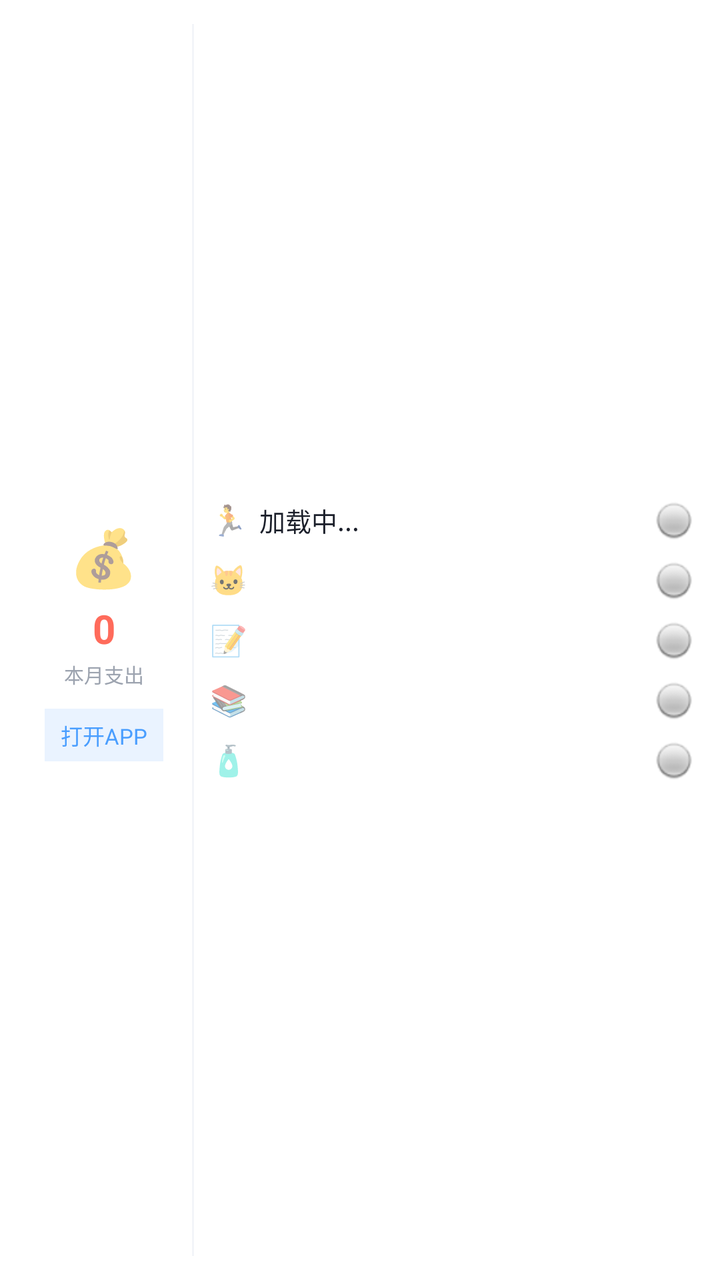
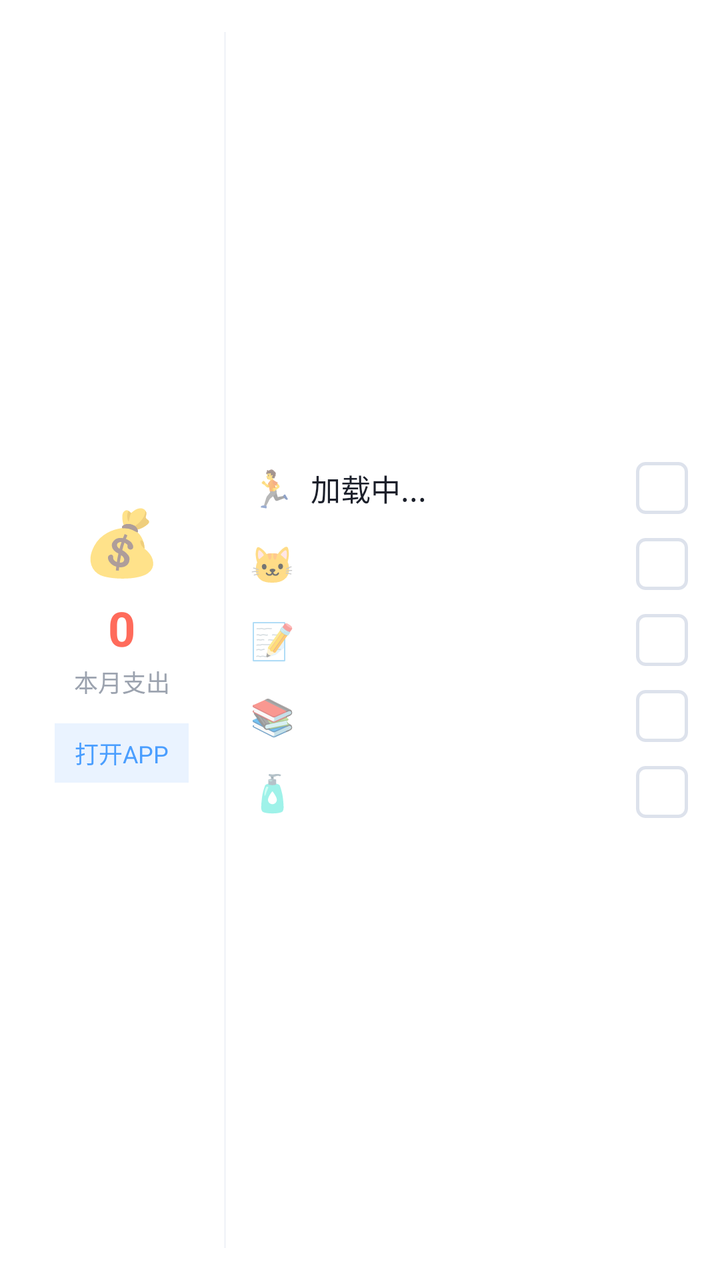

Compare the two renders of this Android layout. The source of the first and the diff that turns it into the second are given below.
<!-- AndroidManifest.xml: application theme Theme.AppCompat.Light.NoActionBar -->
<!-- res/layout/widget_health_card.xml -->
<?xml version="1.0" encoding="utf-8"?>
<LinearLayout xmlns:android="http://schemas.android.com/apk/res/android"
    android:layout_width="match_parent"
    android:layout_height="match_parent"
    android:background="#FFFFFF"
    android:padding="12dp"
    android:orientation="horizontal">

    
    <LinearLayout
        android:layout_width="80dp"
        android:layout_height="match_parent"
        android:orientation="vertical"
        android:gravity="center">
        
        <TextView
            android:layout_width="wrap_content"
            android:layout_height="wrap_content"
            android:text="💰"
            android:textSize="28sp" />
            
        <TextView
            android:id="@+id/widget_expense"
            android:layout_width="wrap_content"
            android:layout_height="wrap_content"
            android:layout_marginTop="4dp"
            android:text="0"
            android:textColor="#FF6B5B"
            android:textSize="20sp"
            android:textStyle="bold" />

        <TextView
            android:layout_width="wrap_content"
            android:layout_height="wrap_content"
            android:layout_marginTop="2dp"
            android:text="本月支出"
            android:textColor="#9CA3AF"
            android:textSize="10sp" />

        <TextView
            android:id="@+id/widget_btn_open_app"
            android:layout_width="wrap_content"
            android:layout_height="wrap_content"
            android:layout_marginTop="10dp"
            android:text="打开APP"
            android:background="#EAF3FF"
            android:paddingLeft="8dp"
            android:paddingRight="8dp"
            android:paddingTop="5dp"
            android:paddingBottom="5dp"
            android:textColor="#4A9EFF"
            android:textSize="11sp" />
    </LinearLayout>

    
    <LinearLayout
        android:layout_width="1dp"
        android:layout_height="match_parent"
        android:background="#F3F5F9"
        android:layout_marginLeft="4dp"
        android:layout_marginRight="8dp" />

    
    <LinearLayout
        android:layout_width="0dp"
        android:layout_weight="1"
        android:layout_height="match_parent"
        android:orientation="vertical"
        android:gravity="center_vertical">

        <LinearLayout android:id="@+id/widget_item_1_layout" android:layout_width="match_parent" android:layout_height="wrap_content" android:orientation="horizontal" android:gravity="center_vertical" android:paddingTop="4dp" android:paddingBottom="4dp">
            <TextView android:id="@+id/widget_item_1_icon" android:layout_width="wrap_content" android:layout_height="wrap_content" android:text="🏃" android:textSize="15sp" android:layout_marginRight="6dp" />
            <TextView android:id="@+id/widget_item_1_text" android:layout_width="0dp" android:layout_weight="1" android:layout_height="wrap_content" android:text="加载中..." android:textColor="#1B1F2A" android:textSize="13sp" android:maxLines="1" android:ellipsize="end" />
            <ImageView android:id="@+id/widget_item_1_check" android:layout_width="22dp" android:layout_height="22dp" android:src="@android:drawable/radiobutton_off_background" />
        </LinearLayout>

        <LinearLayout android:id="@+id/widget_item_2_layout" android:layout_width="match_parent" android:layout_height="wrap_content" android:orientation="horizontal" android:gravity="center_vertical" android:paddingTop="4dp" android:paddingBottom="4dp">
            <TextView android:id="@+id/widget_item_2_icon" android:layout_width="wrap_content" android:layout_height="wrap_content" android:text="🐱" android:textSize="15sp" android:layout_marginRight="6dp" />
            <TextView android:id="@+id/widget_item_2_text" android:layout_width="0dp" android:layout_weight="1" android:layout_height="wrap_content" android:text="" android:textColor="#1B1F2A" android:textSize="13sp" android:maxLines="1" android:ellipsize="end" />
            <ImageView android:id="@+id/widget_item_2_check" android:layout_width="22dp" android:layout_height="22dp" android:src="@android:drawable/radiobutton_off_background" />
        </LinearLayout>

        <LinearLayout android:id="@+id/widget_item_3_layout" android:layout_width="match_parent" android:layout_height="wrap_content" android:orientation="horizontal" android:gravity="center_vertical" android:paddingTop="4dp" android:paddingBottom="4dp">
            <TextView android:id="@+id/widget_item_3_icon" android:layout_width="wrap_content" android:layout_height="wrap_content" android:text="📝" android:textSize="15sp" android:layout_marginRight="6dp" />
            <TextView android:id="@+id/widget_item_3_text" android:layout_width="0dp" android:layout_weight="1" android:layout_height="wrap_content" android:text="" android:textColor="#1B1F2A" android:textSize="13sp" android:maxLines="1" android:ellipsize="end" />
            <ImageView android:id="@+id/widget_item_3_check" android:layout_width="22dp" android:layout_height="22dp" android:src="@android:drawable/radiobutton_off_background" />
        </LinearLayout>

        <LinearLayout android:id="@+id/widget_item_4_layout" android:layout_width="match_parent" android:layout_height="wrap_content" android:orientation="horizontal" android:gravity="center_vertical" android:paddingTop="4dp" android:paddingBottom="4dp">
            <TextView android:id="@+id/widget_item_4_icon" android:layout_width="wrap_content" android:layout_height="wrap_content" android:text="📚" android:textSize="15sp" android:layout_marginRight="6dp" />
            <TextView android:id="@+id/widget_item_4_text" android:layout_width="0dp" android:layout_weight="1" android:layout_height="wrap_content" android:text="" android:textColor="#1B1F2A" android:textSize="13sp" android:maxLines="1" android:ellipsize="end" />
            <ImageView android:id="@+id/widget_item_4_check" android:layout_width="22dp" android:layout_height="22dp" android:src="@android:drawable/radiobutton_off_background" />
        </LinearLayout>

        <LinearLayout android:id="@+id/widget_item_5_layout" android:layout_width="match_parent" android:layout_height="wrap_content" android:orientation="horizontal" android:gravity="center_vertical" android:paddingTop="4dp" android:paddingBottom="4dp">
            <TextView android:id="@+id/widget_item_5_icon" android:layout_width="wrap_content" android:layout_height="wrap_content" android:text="🧴" android:textSize="15sp" android:layout_marginRight="6dp" />
            <TextView android:id="@+id/widget_item_5_text" android:layout_width="0dp" android:layout_weight="1" android:layout_height="wrap_content" android:text="" android:textColor="#1B1F2A" android:textSize="13sp" android:maxLines="1" android:ellipsize="end" />
            <ImageView android:id="@+id/widget_item_5_check" android:layout_width="22dp" android:layout_height="22dp" android:src="@android:drawable/radiobutton_off_background" />
        </LinearLayout>
    </LinearLayout>
</LinearLayout>
<!-- resources referenced by this layout -->
<resources>

</resources>

<!-- the commit's change to res/layout/widget_health_card.xml (unified diff, before → after) -->
@@ -3,12 +3,12 @@
     android:layout_width="match_parent"
     android:layout_height="match_parent"
     android:background="#FFFFFF"
-    android:padding="12dp"
+    android:padding="16dp"
     android:orientation="horizontal">
 
     
     <LinearLayout
-        android:layout_width="80dp"
+        android:layout_width="90dp"
         android:layout_height="match_parent"
         android:orientation="vertical"
         android:gravity="center">
@@ -17,16 +17,16 @@
             android:layout_width="wrap_content"
             android:layout_height="wrap_content"
             android:text="💰"
-            android:textSize="28sp" />
+            android:textSize="32sp" />
             
         <TextView
             android:id="@+id/widget_expense"
             android:layout_width="wrap_content"
             android:layout_height="wrap_content"
-            android:layout_marginTop="4dp"
+            android:layout_marginTop="6dp"
             android:text="0"
             android:textColor="#FF6B5B"
-            android:textSize="20sp"
+            android:textSize="24sp"
             android:textStyle="bold" />
 
         <TextView
@@ -35,21 +35,21 @@
             android:layout_marginTop="2dp"
             android:text="本月支出"
             android:textColor="#9CA3AF"
-            android:textSize="10sp" />
+            android:textSize="12sp" />
 
         <TextView
             android:id="@+id/widget_btn_open_app"
             android:layout_width="wrap_content"
             android:layout_height="wrap_content"
-            android:layout_marginTop="10dp"
+            android:layout_marginTop="12dp"
             android:text="打开APP"
             android:background="#EAF3FF"
-            android:paddingLeft="8dp"
-            android:paddingRight="8dp"
-            android:paddingTop="5dp"
-            android:paddingBottom="5dp"
+            android:paddingLeft="10dp"
+            android:paddingRight="10dp"
+            android:paddingTop="6dp"
+            android:paddingBottom="6dp"
             android:textColor="#4A9EFF"
-            android:textSize="11sp" />
+            android:textSize="12sp" />
     </LinearLayout>
 
     
@@ -57,8 +57,8 @@
         android:layout_width="1dp"
         android:layout_height="match_parent"
         android:background="#F3F5F9"
-        android:layout_marginLeft="4dp"
-        android:layout_marginRight="8dp" />
+        android:layout_marginLeft="6dp"
+        android:layout_marginRight="12dp" />
 
     
     <LinearLayout
@@ -68,34 +68,35 @@
         android:orientation="vertical"
         android:gravity="center_vertical">
 
-        <LinearLayout android:id="@+id/widget_item_1_layout" android:layout_width="match_parent" android:layout_height="wrap_content" android:orientation="horizontal" android:gravity="center_vertical" android:paddingTop="4dp" android:paddingBottom="4dp">
-            <TextView android:id="@+id/widget_item_1_icon" android:layout_width="wrap_content" android:layout_height="wrap_content" android:text="🏃" android:textSize="15sp" android:layout_marginRight="6dp" />
-            <TextView android:id="@+id/widget_item_1_text" android:layout_width="0dp" android:layout_weight="1" android:layout_height="wrap_content" android:text="加载中..." android:textColor="#1B1F2A" android:textSize="13sp" android:maxLines="1" android:ellipsize="end" />
-            <ImageView android:id="@+id/widget_item_1_check" android:layout_width="22dp" android:layout_height="22dp" android:src="@android:drawable/radiobutton_off_background" />
+        <LinearLayout android:id="@+id/widget_item_1_layout" android:layout_width="match_parent" android:layout_height="wrap_content" android:orientation="horizontal" android:gravity="center_vertical" android:paddingTop="6dp" android:paddingBottom="6dp">
+            <TextView android:id="@+id/widget_item_1_icon" android:layout_width="wrap_content" android:layout_height="wrap_content" android:text="🏃" android:textSize="18sp" android:layout_marginRight="8dp" />
+            <TextView android:id="@+id/widget_item_1_text" android:layout_width="0dp" android:layout_weight="1" android:layout_height="wrap_content" android:text="加载中..." android:textColor="#1B1F2A" android:textSize="15sp" android:maxLines="1" android:ellipsize="end" />
+            
+            <ImageView android:id="@+id/widget_item_1_check" android:layout_width="26dp" android:layout_height="26dp" android:src="@drawable/widget_checkbox_bg" />
         </LinearLayout>
 
-        <LinearLayout android:id="@+id/widget_item_2_layout" android:layout_width="match_parent" android:layout_height="wrap_content" android:orientation="horizontal" android:gravity="center_vertical" android:paddingTop="4dp" android:paddingBottom="4dp">
-            <TextView android:id="@+id/widget_item_2_icon" android:layout_width="wrap_content" android:layout_height="wrap_content" android:text="🐱" android:textSize="15sp" android:layout_marginRight="6dp" />
-            <TextView android:id="@+id/widget_item_2_text" android:layout_width="0dp" android:layout_weight="1" android:layout_height="wrap_content" android:text="" android:textColor="#1B1F2A" android:textSize="13sp" android:maxLines="1" android:ellipsize="end" />
-            <ImageView android:id="@+id/widget_item_2_check" android:layout_width="22dp" android:layout_height="22dp" android:src="@android:drawable/radiobutton_off_background" />
+        <LinearLayout android:id="@+id/widget_item_2_layout" android:layout_width="match_parent" android:layout_height="wrap_content" android:orientation="horizontal" android:gravity="center_vertical" android:paddingTop="6dp" android:paddingBottom="6dp">
+            <TextView android:id="@+id/widget_item_2_icon" android:layout_width="wrap_content" android:layout_height="wrap_content" android:text="🐱" android:textSize="18sp" android:layout_marginRight="8dp" />
+            <TextView android:id="@+id/widget_item_2_text" android:layout_width="0dp" android:layout_weight="1" android:layout_height="wrap_content" android:text="" android:textColor="#1B1F2A" android:textSize="15sp" android:maxLines="1" android:ellipsize="end" />
+            <ImageView android:id="@+id/widget_item_2_check" android:layout_width="26dp" android:layout_height="26dp" android:src="@drawable/widget_checkbox_bg" />
         </LinearLayout>
 
-        <LinearLayout android:id="@+id/widget_item_3_layout" android:layout_width="match_parent" android:layout_height="wrap_content" android:orientation="horizontal" android:gravity="center_vertical" android:paddingTop="4dp" android:paddingBottom="4dp">
-            <TextView android:id="@+id/widget_item_3_icon" android:layout_width="wrap_content" android:layout_height="wrap_content" android:text="📝" android:textSize="15sp" android:layout_marginRight="6dp" />
-            <TextView android:id="@+id/widget_item_3_text" android:layout_width="0dp" android:layout_weight="1" android:layout_height="wrap_content" android:text="" android:textColor="#1B1F2A" android:textSize="13sp" android:maxLines="1" android:ellipsize="end" />
-            <ImageView android:id="@+id/widget_item_3_check" android:layout_width="22dp" android:layout_height="22dp" android:src="@android:drawable/radiobutton_off_background" />
+        <LinearLayout android:id="@+id/widget_item_3_layout" android:layout_width="match_parent" android:layout_height="wrap_content" android:orientation="horizontal" android:gravity="center_vertical" android:paddingTop="6dp" android:paddingBottom="6dp">
+            <TextView android:id="@+id/widget_item_3_icon" android:layout_width="wrap_content" android:layout_height="wrap_content" android:text="📝" android:textSize="18sp" android:layout_marginRight="8dp" />
+            <TextView android:id="@+id/widget_item_3_text" android:layout_width="0dp" android:layout_weight="1" android:layout_height="wrap_content" android:text="" android:textColor="#1B1F2A" android:textSize="15sp" android:maxLines="1" android:ellipsize="end" />
+            <ImageView android:id="@+id/widget_item_3_check" android:layout_width="26dp" android:layout_height="26dp" android:src="@drawable/widget_checkbox_bg" />
         </LinearLayout>
 
-        <LinearLayout android:id="@+id/widget_item_4_layout" android:layout_width="match_parent" android:layout_height="wrap_content" android:orientation="horizontal" android:gravity="center_vertical" android:paddingTop="4dp" android:paddingBottom="4dp">
-            <TextView android:id="@+id/widget_item_4_icon" android:layout_width="wrap_content" android:layout_height="wrap_content" android:text="📚" android:textSize="15sp" android:layout_marginRight="6dp" />
-            <TextView android:id="@+id/widget_item_4_text" android:layout_width="0dp" android:layout_weight="1" android:layout_height="wrap_content" android:text="" android:textColor="#1B1F2A" android:textSize="13sp" android:maxLines="1" android:ellipsize="end" />
-            <ImageView android:id="@+id/widget_item_4_check" android:layout_width="22dp" android:layout_height="22dp" android:src="@android:drawable/radiobutton_off_background" />
+        <LinearLayout android:id="@+id/widget_item_4_layout" android:layout_width="match_parent" android:layout_height="wrap_content" android:orientation="horizontal" android:gravity="center_vertical" android:paddingTop="6dp" android:paddingBottom="6dp">
+            <TextView android:id="@+id/widget_item_4_icon" android:layout_width="wrap_content" android:layout_height="wrap_content" android:text="📚" android:textSize="18sp" android:layout_marginRight="8dp" />
+            <TextView android:id="@+id/widget_item_4_text" android:layout_width="0dp" android:layout_weight="1" android:layout_height="wrap_content" android:text="" android:textColor="#1B1F2A" android:textSize="15sp" android:maxLines="1" android:ellipsize="end" />
+            <ImageView android:id="@+id/widget_item_4_check" android:layout_width="26dp" android:layout_height="26dp" android:src="@drawable/widget_checkbox_bg" />
         </LinearLayout>
 
-        <LinearLayout android:id="@+id/widget_item_5_layout" android:layout_width="match_parent" android:layout_height="wrap_content" android:orientation="horizontal" android:gravity="center_vertical" android:paddingTop="4dp" android:paddingBottom="4dp">
-            <TextView android:id="@+id/widget_item_5_icon" android:layout_width="wrap_content" android:layout_height="wrap_content" android:text="🧴" android:textSize="15sp" android:layout_marginRight="6dp" />
-            <TextView android:id="@+id/widget_item_5_text" android:layout_width="0dp" android:layout_weight="1" android:layout_height="wrap_content" android:text="" android:textColor="#1B1F2A" android:textSize="13sp" android:maxLines="1" android:ellipsize="end" />
-            <ImageView android:id="@+id/widget_item_5_check" android:layout_width="22dp" android:layout_height="22dp" android:src="@android:drawable/radiobutton_off_background" />
+        <LinearLayout android:id="@+id/widget_item_5_layout" android:layout_width="match_parent" android:layout_height="wrap_content" android:orientation="horizontal" android:gravity="center_vertical" android:paddingTop="6dp" android:paddingBottom="6dp">
+            <TextView android:id="@+id/widget_item_5_icon" android:layout_width="wrap_content" android:layout_height="wrap_content" android:text="🧴" android:textSize="18sp" android:layout_marginRight="8dp" />
+            <TextView android:id="@+id/widget_item_5_text" android:layout_width="0dp" android:layout_weight="1" android:layout_height="wrap_content" android:text="" android:textColor="#1B1F2A" android:textSize="15sp" android:maxLines="1" android:ellipsize="end" />
+            <ImageView android:id="@+id/widget_item_5_check" android:layout_width="26dp" android:layout_height="26dp" android:src="@drawable/widget_checkbox_bg" />
         </LinearLayout>
     </LinearLayout>
 </LinearLayout>
<!-- resource entries referenced after the edit -->
@@ -1,5 +1,12 @@
 <!-- resources referenced by this layout -->
 <resources>
-
+  <!-- drawable widget_checkbox_bg (drawable) -->
+  <?xml version="1.0" encoding="utf-8"?>
+  <shape xmlns:android="http://schemas.android.com/apk/res/android"
+      android:shape="rectangle">
+      <solid android:color="#FFFFFF" />
+      <stroke android:width="1.5dp" android:color="#DDE2EC" />
+      <corners android:radius="4dp" />
+  </shape>
 </resources>
 
